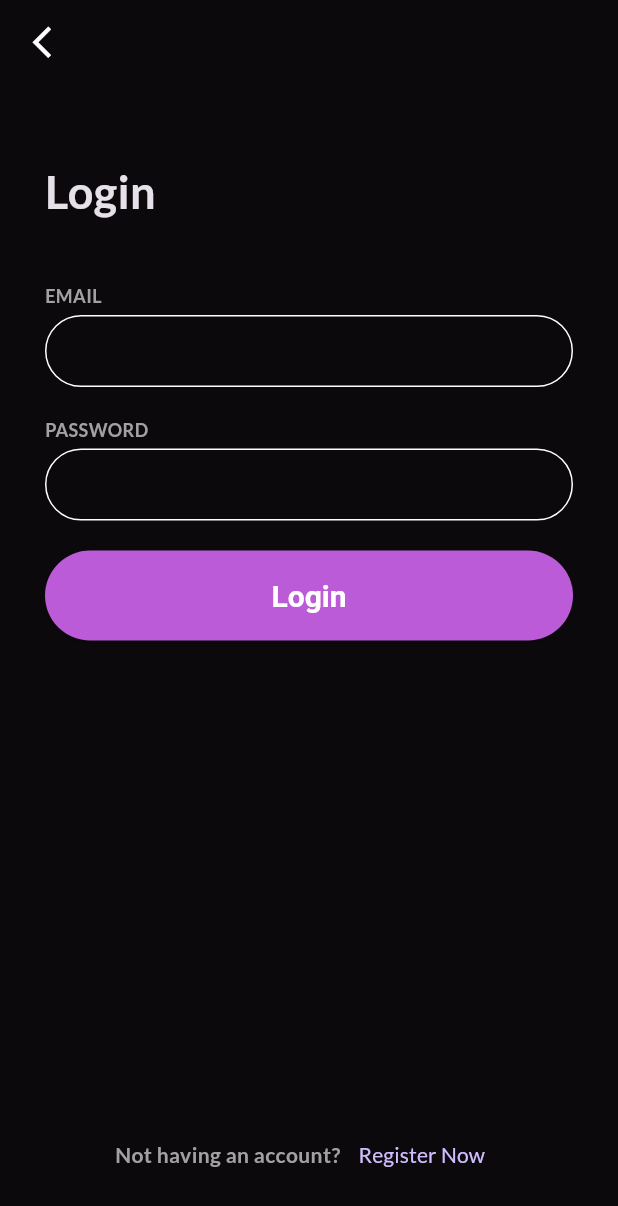
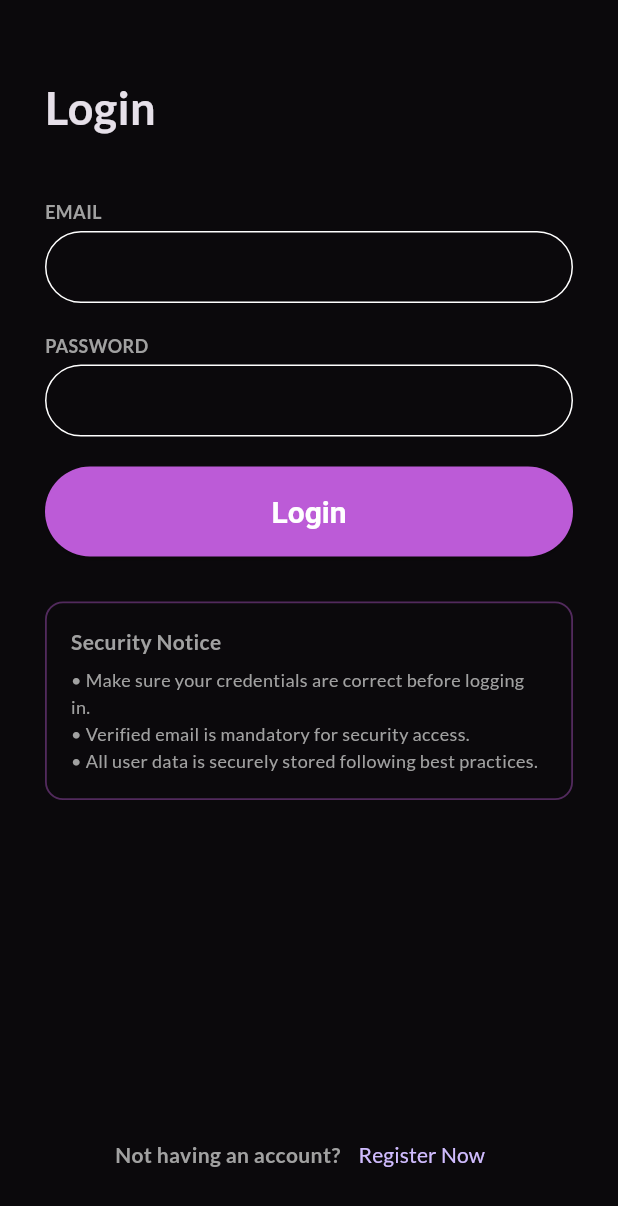
Before and after one commit to hsoyal-dot/Utavine, a Flutter app: the SignUpPage screen opened directly, after a tap on "Sign In", on a phone screen of 412 x 824 dp. Shown: the top 1206 px of the screen. Run offline on Flutter 3.47's test engine with Material 3 defaults, Android fonts, the phone set to English and light mode, and no system bars; our stand-ins replace dartz, firebase_auth, firebase_core, flutter_bloc, flutter_dotenv, get_it and 2 more; accounts and stored records are empty; network calls fail.

Commit message:
UTA-26 Update UI

```diff
--- a/lib/presentation/auth/pages/signin_page.dart
+++ b/lib/presentation/auth/pages/signin_page.dart
@@ -36,91 +36,71 @@ class _SignIpPageState extends State<SignIpPage> {
         onPressed: () {
           Navigator.push(
             context,
-            MaterialPageRoute(builder: (BuildContext context) => SignUpPage()),
+            MaterialPageRoute(builder: (_) => SignUpPage()),
           );
         },
       ),
-      appBar: CustomAppBar(
-        // title: Image.asset(
-        //   AppImages.logo,
-        //   height: 100,
-        //   width: 100,
-        //   ),
-      ),
-      body: Padding(
+      body: SafeArea(
+        child: SingleChildScrollView(
           padding: const EdgeInsets.symmetric(vertical: 50, horizontal: 30),
           child: Column(
             crossAxisAlignment: CrossAxisAlignment.start,
             children: [
               AuthTitle(title: 'Login'),
               const SizedBox(height: 40),
-
               AuthLabel(text: 'EMAIL'),
               const SizedBox(height: 4),
               UserInput(contr: _email),
               const SizedBox(height: 20),
-
               AuthLabel(text: 'PASSWORD'),
               const SizedBox(height: 4),
               UserInput(contr: _password),
-
               const SizedBox(height: 20),
-
               BasicAppButton(
                 onPressed: () async {
                   var result = await sl<SigninUsecase>().call(
                     LoginUserReq(
-                    email: _email.text.toString(),
-                    password: _password.text.toString(),
+                      email: _email.text,
+                      password: _password.text,
                     ),
                   );
                   if (!mounted) return;
                   result.fold(
                     (l) {
-                    // handling error
-                    var snackbar = SnackBar(
-                      content: Text(
+                      ScaffoldMessenger.of(context).showSnackBar(
+                        SnackBar(
+                          content: const Text(
                             'Please check your email and password again.',
                             style: TextStyle(color: AppColors.white),
                           ),
                           backgroundColor: AppColors.danger,
+                        ),
                       );
-                    ScaffoldMessenger.of(context).showSnackBar(snackbar);
                     },
                     (r) async {
                       final user = FirebaseAuth.instance.currentUser;
-
                       if (user != null && !user.emailVerified) {
-                      if (!mounted) return;
-
                         showDialog(
                           context: context,
-                        builder:
-                            (_) => AlertDialog(
-                              title: Text(
-                                "Email not verified",
-                              ),
-                              content: Text(
+                          builder: (_) => AlertDialog(
+                            title: const Text("Email not verified"),
+                            content: const Text(
                               "Please verify your email address before logging in.",
                             ),
-
                             actions: [
                               TextButton(
                                 onPressed: () async {
                                   await user.sendEmailVerification();
-                                    if (!mounted) return;
                                   Navigator.of(context).pop();
                                   ScaffoldMessenger.of(context).showSnackBar(
-                                      SnackBar(
-                                        content: Text(
-                                          "Verification email sent",
-                                        ),
+                                    const SnackBar(
+                                      content: Text("Verification email sent"),
                                       backgroundColor: AppColors.success,
                                     ),
                                   );
                                   await FirebaseAuth.instance.signOut();
                                 },
-                                  child: Text(
+                                child: const Text(
                                   "Resend email",
                                   style: TextStyle(color: AppColors.success),
                                 ),
@@ -129,7 +109,7 @@ class _SignIpPageState extends State<SignIpPage> {
                                 onPressed: () {
                                   Navigator.of(context).pop();
                                 },
-                                  child: Text(
+                                child: const Text(
                                   "Cancel",
                                   style: TextStyle(color: AppColors.white),
                                 ),
@@ -141,7 +121,7 @@ class _SignIpPageState extends State<SignIpPage> {
                         Navigator.pushAndRemoveUntil(
                           context,
                           MaterialPageRoute(
-                          builder: (BuildContext context) => const RootPage(),
+                            builder: (_) => const RootPage(),
                           ),
                           (route) => false,
                         );
@@ -153,7 +133,45 @@ class _SignIpPageState extends State<SignIpPage> {
                 height: 60,
                 bgColor: AppColors.primary,
               ),
+              const SizedBox(height: 30),
+              Container(
+                padding: const EdgeInsets.all(16),
+                decoration: BoxDecoration(
+                  color: AppColors.darkBg.withValues(alpha: 0.06),
+                  borderRadius: BorderRadius.circular(12),
+                  border: Border.all(
+                    color: AppColors.primary.withValues(alpha: 0.4),
+                    width: 1.2,
+                  ),
+                ),
+                child: const Column(
+                  crossAxisAlignment: CrossAxisAlignment.start,
+                  children: [
+                    Text(
+                      "Security Notice",
+                      style: TextStyle(
+                        fontWeight: FontWeight.bold,
+                        fontSize: 14,
+                        color: AppColors.lgtGrey,
+                      ),
+                    ),
+                    SizedBox(height: 6),
+                    Text(
+                      "• Make sure your credentials are correct before logging in.\n"
+                      "• Verified email is mandatory for security access.\n"
+                      "• All user data is securely stored following best practices.",
+                      style: TextStyle(
+                        fontSize: 12,
+                        color: AppColors.lgtGrey,
+                        height: 1.5,
+                      ),
+                    ),
                   ],
+                ),
+              ),
+              const SizedBox(height: 40),
+            ],
+          ),
         ),
       ),
     );
--- a/lib/presentation/auth/pages/signup_page.dart
+++ b/lib/presentation/auth/pages/signup_page.dart
@@ -13,6 +13,7 @@ import 'package:utavine/service_locator.dart';
 
 class SignUpPage extends StatelessWidget {
   SignUpPage({super.key});
+
   final TextEditingController _fullName = TextEditingController();
   final TextEditingController _email = TextEditingController();
   final TextEditingController _password = TextEditingController();
@@ -27,13 +28,12 @@ class SignUpPage extends StatelessWidget {
         onPressed: () {
           Navigator.push(
             context,
-            MaterialPageRoute(builder: (BuildContext context) => SignIpPage()),
+            MaterialPageRoute(builder: (_) => const SignIpPage()),
           );
         },
       ),
-      appBar: CustomAppBar(),
-      body: SingleChildScrollView(
-        child: Padding(
+      body: SafeArea(
+        child: SingleChildScrollView(
           padding: const EdgeInsets.symmetric(vertical: 50, horizontal: 30),
           child: Column(
             crossAxisAlignment: CrossAxisAlignment.start,
@@ -60,25 +60,24 @@ class SignUpPage extends StatelessWidget {
                 onPressed: () async {
                   var result = await sl<SignupUsecase>().call(
                     CreateUserReq(
-                      fullName: _fullName.text.toString(),
-                      email: _email.text.toString(),
-                      password: _password.text.toString(),
+                      fullName: _fullName.text.trim(),
+                      email: _email.text.trim(),
+                      password: _password.text,
                     ),
                   );
                   result.fold(
                     (l) {
-                      // handling error
-                      var snackbar = SnackBar(
-                        content: Text(
-                          'Kindly provide valid credentials.',
-                          style: const TextStyle(color: AppColors.white),
+                      ScaffoldMessenger.of(context).showSnackBar(
+                        SnackBar(
+                          content: const Text(
+                            'Kindly provide valid credentials.',
+                            style: TextStyle(color: AppColors.white),
+                          ),
+                          backgroundColor: AppColors.danger,
                         ),
-                        backgroundColor: AppColors.danger,
                       );
-                      ScaffoldMessenger.of(context).showSnackBar(snackbar);
                     },
                     (r) {
-                      // handling success and sending verif. email
                       ScaffoldMessenger.of(context).showSnackBar(
                         const SnackBar(
                           content: Text(
@@ -90,10 +89,9 @@ class SignUpPage extends StatelessWidget {
                       );
                       Future.delayed(const Duration(seconds: 4), () {
                         Navigator.pushAndRemoveUntil(
-                          // ignore: use_build_context_synchronously
                           context,
                           MaterialPageRoute(
-                            builder: (BuildContext context) => SignIpPage(),
+                            builder: (_) => const SignIpPage(),
                           ),
                           (route) => false,
                         );
@@ -105,6 +103,48 @@ class SignUpPage extends StatelessWidget {
                 height: 60,
                 bgColor: AppColors.primary,
               ),
+
+              const SizedBox(height: 30),
+
+              // Security Notice Box
+              Container(
+                padding: const EdgeInsets.all(16),
+                decoration: BoxDecoration(
+                  color: AppColors.darkBg.withValues(alpha: 0.06),
+                  borderRadius: BorderRadius.circular(12),
+                  border: Border.all(
+                    color: AppColors.primary.withValues(alpha: 0.4),
+                    width: 1.2,
+                  ),
+                ),
+                child: const Column(
+                  crossAxisAlignment: CrossAxisAlignment.start,
+                  children: [
+                    Text(
+                      "Registration Policy",
+                      style: TextStyle(
+                        fontWeight: FontWeight.bold,
+                        fontSize: 14,
+                        color: AppColors.lgtGrey,
+                      ),
+                    ),
+                    SizedBox(height: 6),
+                    Text(
+                      "• By registering, you agree to our Terms and Privacy Policy.\n"
+                      "• We comply with data protection regulations.\n"
+                      "• No personal data is shared with third-party services.\n"
+                      "• You can delete your account anytime from settings.",
+                      style: TextStyle(
+                        fontSize: 12,
+                        color: AppColors.lgtGrey,
+                        height: 1.5,
+                      ),
+                    ),
+                  ],
+                ),
+              ),
+
+              const SizedBox(height: 30),
             ],
           ),
         ),
```
Lines whose indentation alone changed are shown as unchanged.
